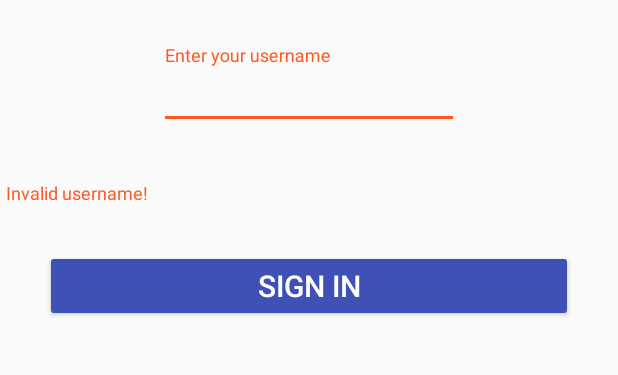
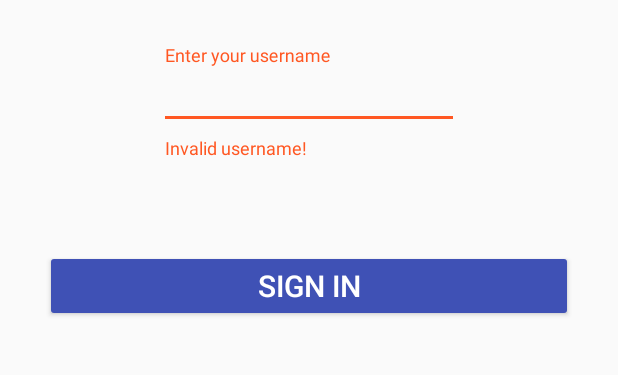
Before and after one commit to achat/videoClub, an Android app: the screen it shows after launch (SignInActivity), after a tap on "SIGN IN", on a phone screen of 412 x 824 dp, the part 202-577 px from its top. Run offline under Robolectric (Android 15) with nearby library versions, the phone set to English and light mode, and no system bars; our stand-ins replace Room's generated code.

Commit message:
Center error text layout, change app display title.

```diff
--- a/VideoClub/app/src/main/AndroidManifest.xml
+++ b/VideoClub/app/src/main/AndroidManifest.xml
@@ -5,6 +5,7 @@
     <application
         android:allowBackup="true"
         android:icon="@mipmap/ic_launcher"
+        android:label="@string/app_name"
         android:roundIcon="@mipmap/ic_launcher_round"
         android:supportsRtl="true"
         android:theme="@style/AppTheme">
--- a/VideoClub/app/src/main/res/layout/activity_sign_in.xml
+++ b/VideoClub/app/src/main/res/layout/activity_sign_in.xml
@@ -18,15 +18,15 @@
 
     <android.support.design.widget.TextInputLayout
         android:id="@+id/sign_in_input_container"
-        android:layout_width="match_parent"
+        android:layout_width="200dp"
         android:layout_height="wrap_content"
-        android:layout_marginTop="30dp">
+        android:layout_gravity="center_horizontal"
+        android:layout_margin="30dp">
 
         <android.support.design.widget.TextInputEditText
             android:id="@+id/sign_in_input_text"
             android:layout_width="200dp"
             android:layout_height="wrap_content"
-            android:layout_margin="30dp"
             android:layout_gravity="center_horizontal"
             android:hint="@string/sign_in_hint"/>
 
```
